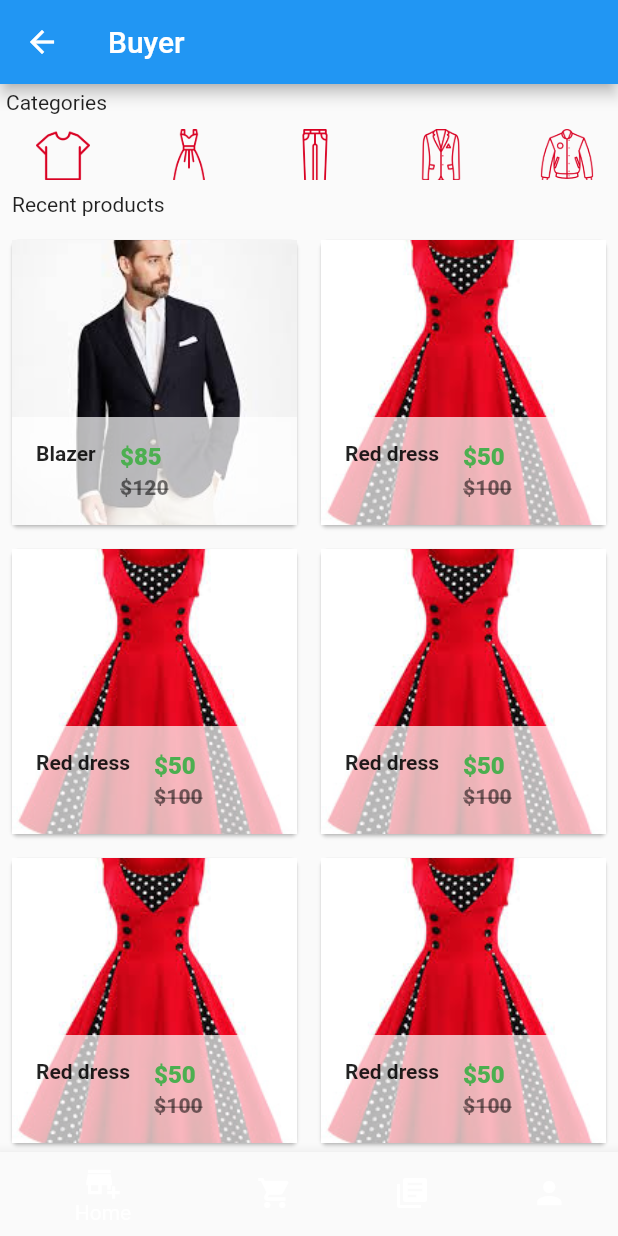
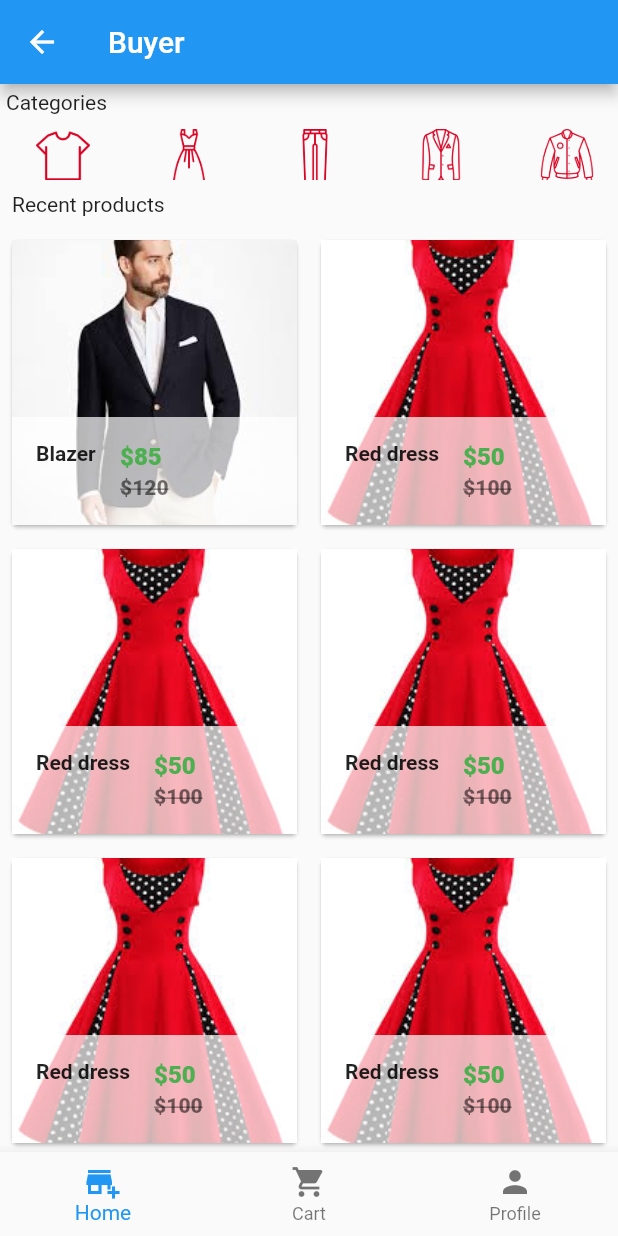
Before and after one commit to frank-hub/mazao_link, a Flutter app: the BuyerHome screen opened directly, on a phone screen of 412 x 824 dp. Run offline on Flutter 3.47's test engine with Material 2 defaults, Android fonts, the phone set to English and light mode, and no system bars; our stand-ins replace awesome_dialog, cloud_firestore, firebase_auth, firebase_core, flutter_spinkit; accounts and stored records are empty.

```diff
--- a/lib/ui/buyer/BuyerHomePage.dart
+++ b/lib/ui/buyer/BuyerHomePage.dart
@@ -24,10 +24,10 @@ class _BuyerHomeState extends State<BuyerHome> {
             icon: new Icon(Icons.shopping_cart),
             title: new Text('Cart'),
           ),
-          BottomNavigationBarItem(
-            icon: new Icon(Icons.library_books),
-            title: new Text('Orders'),
-          ),
+          // BottomNavigationBarItem(
+          //   icon: new Icon(Icons.library_books),
+          //   title: new Text('Orders'),
+          // ),
           BottomNavigationBarItem(
               icon: Icon(Icons.person),
               title: Text('Profile'),
```
